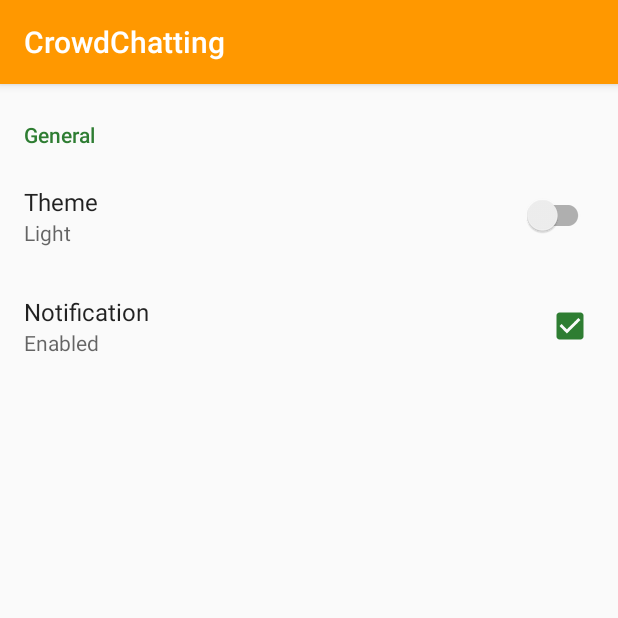
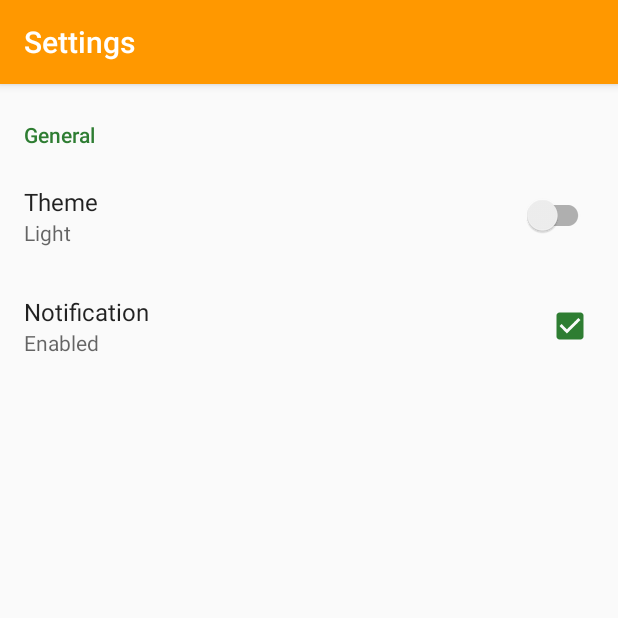
Before and after one commit to bindu-07/CrowdChatting, an Android app: the SettingsActivity screen opened directly, with no data from a screen before it, on a phone screen of 412 x 824 dp, the top half of it. Run offline under Robolectric (Android 15) with nearby library versions, the phone set to English and light mode, and no system bars; our stand-ins replace androidx.preference.

Commit message:
Created Settings Page with Dark/Light mode support
* Now app has a settings page where it has two settings - Theme mode changer switch and Notification on/off check box.
* On switching on or off the theme mode changer switch, theme of the app changes accordingly.
* On enabling or disabling the notification on/off check box, Toast message pops up.
Commit 2:
* Added SettingsActivity title as "Settings".

```diff
--- a/app/src/main/java/com/binduhait/friendlychat/ui/settingsPage/SettingsActivity.java
+++ b/app/src/main/java/com/binduhait/friendlychat/ui/settingsPage/SettingsActivity.java
@@ -11,6 +11,7 @@ public class SettingsActivity extends AppCompatActivity {
     @Override
     protected void onCreate(Bundle savedInstanceState) {
         super.onCreate(savedInstanceState);
+        setTitle("Settings");
         setContentView(R.layout.activity_settings);
 
         if (savedInstanceState == null) {
```
